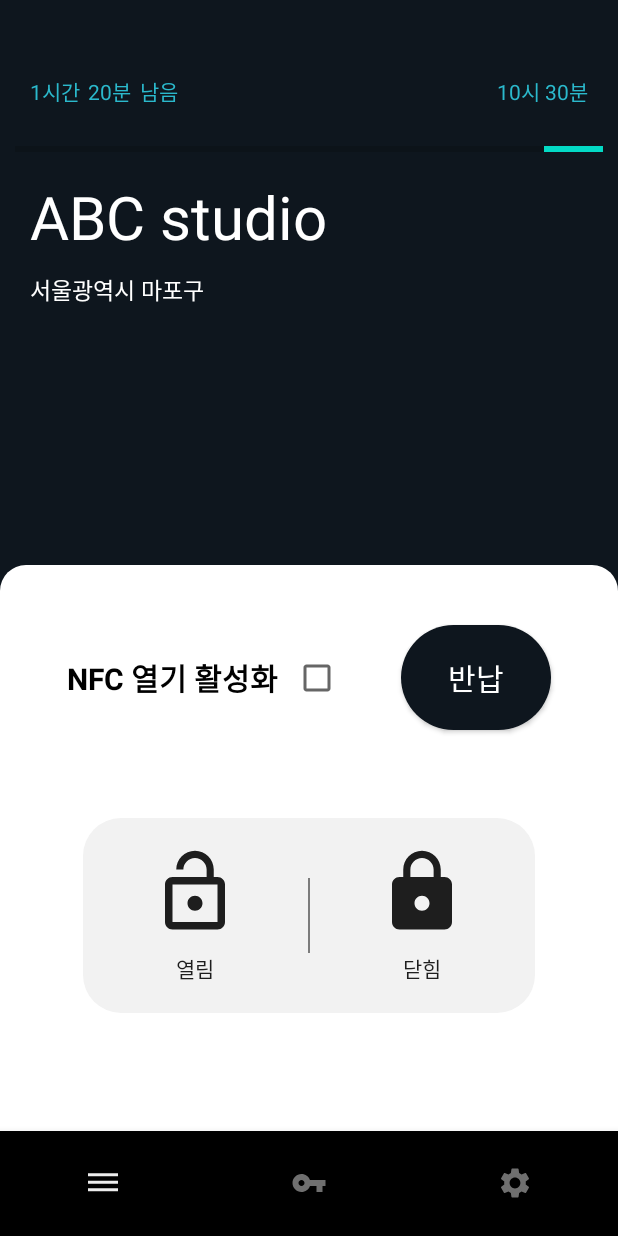
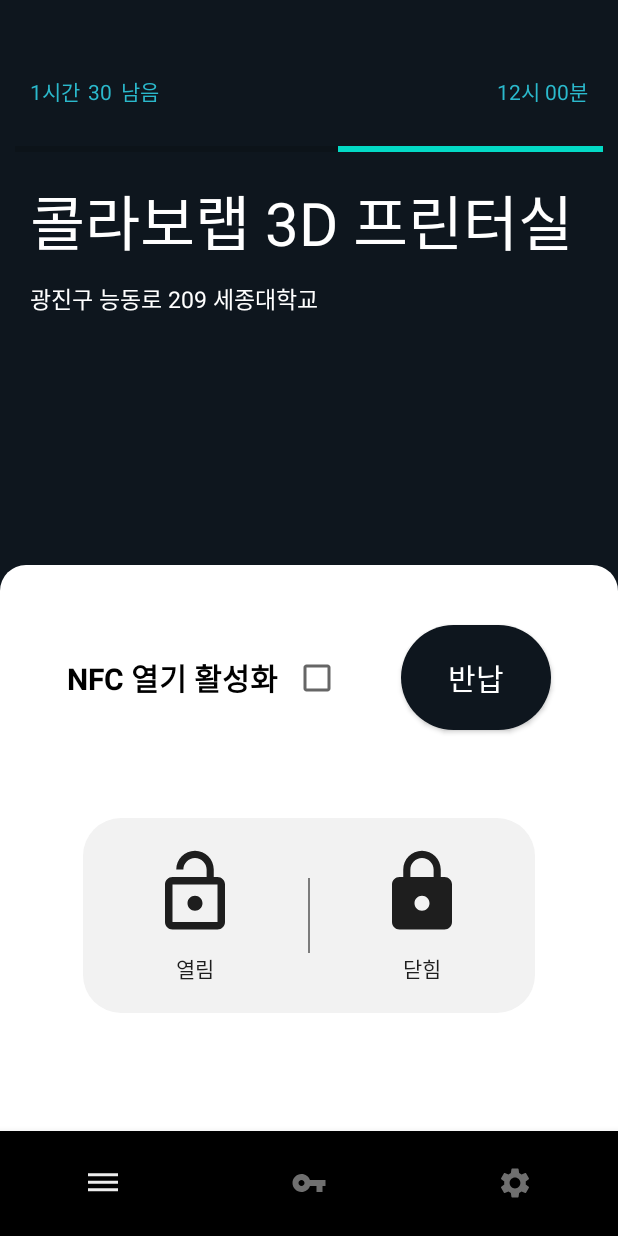
Before and after one commit to KOREAparksh/MakerThon, an Android app: the fragment FragmentSmartKey placed in its activity, on a phone screen of 412 x 824 dp. Run offline under Robolectric (Android 15) with nearby library versions, the phone set to English and light mode, and no system bars; our stand-ins replace Firebase (no records; nobody signed in at launch, a user with empty details on screens opened directly); 2 statements that could not run were skipped.

Commit message:
finish : 시연에 맞춘 구현완료

```diff
--- a/app/src/main/java/com/practice/yeonda_makerthon/FragmentSmartKey.java
+++ b/app/src/main/java/com/practice/yeonda_makerthon/FragmentSmartKey.java
@@ -2,6 +2,7 @@ package com.practice.yeonda_makerthon;
 
 import android.os.Bundle;
 
+import androidx.annotation.NonNull;
 import androidx.fragment.app.Fragment;
 
 import android.view.LayoutInflater;
@@ -13,7 +14,16 @@ import android.widget.LinearLayout;
 import android.widget.ProgressBar;
 import android.widget.TextView;
 
+import com.google.firebase.database.DataSnapshot;
+import com.google.firebase.database.DatabaseError;
+import com.google.firebase.database.DatabaseReference;
+import com.google.firebase.database.FirebaseDatabase;
+import com.google.firebase.database.ValueEventListener;
+
 import org.w3c.dom.Text;
+
+import java.text.SimpleDateFormat;
+import java.util.Date;
 
 public class FragmentSmartKey extends Fragment {
     View view;
@@ -26,6 +36,10 @@ public class FragmentSmartKey extends Fragment {
     private CheckBox nfcCheckBox;
     private LinearLayout openButton, closeButton;
 
+    FirebaseDatabase database;
+    DatabaseReference myRef;
+    DatabaseReference getRef;
+
 
     @Override
     public View onCreateView(LayoutInflater inflater, ViewGroup container,
@@ -34,6 +48,48 @@ public class FragmentSmartKey extends Fragment {
 
         initView();
 
+        myRef.addListenerForSingleValueEvent(new ValueEventListener() {
+            @Override
+            public void onDataChange(@NonNull DataSnapshot snapshot) {
+                endTime.setText(snapshot.child("current_key_holder").child("1").child("end_date").getValue().toString());
+                long now = System.currentTimeMillis();
+                // 현재시간을 date 변수에 저장한다.
+                Date date = new Date(now);
+                // 시간을 나타냇 포맷을 정한다 ( yyyy/MM/dd 같은 형태로 변형 가능 )
+                SimpleDateFormat sdfNow_h = new SimpleDateFormat("HH");
+                // nowDate 변수에 값을 저장한다.
+                String formatDate_h = sdfNow_h.format(date);
+                // 시간을 나타냇 포맷을 정한다 ( yyyy/MM/dd 같은 형태로 변형 가능 )
+                SimpleDateFormat sdfNow_m = new SimpleDateFormat("mm");
+                // nowDate 변수에 값을 저장한다.
+                String formatDate_m = sdfNow_m.format(date);
+
+                if(Integer.valueOf(formatDate_h)==11)
+                    remainTime_h.setText("0시간");
+                else
+                    remainTime_h.setText("1시간");
+
+                int remain_m = 60 - Integer.valueOf(formatDate_m);
+                remainTime_m.setText(String.valueOf(remain_m));
+
+            }
+            @Override
+            public void onCancelled(@NonNull DatabaseError error) {
+            }
+        });
+
+        openButton.setOnClickListener(new View.OnClickListener() {
+            @Override
+            public void onClick(View v) {
+                myRef.child("opening").setValue(false);
+            }
+        });
+        closeButton.setOnClickListener(new View.OnClickListener() {
+            @Override
+            public void onClick(View v) {
+                myRef.child("opening").setValue(true);
+            }
+        });
 
         return  view;
     }
@@ -49,5 +105,8 @@ public class FragmentSmartKey extends Fragment {
         nfcCheckBox = (CheckBox)view.findViewById(R.id.nfc_checkbox_smartKey);
         openButton = (LinearLayout)view.findViewById(R.id.open_button_smartKey);
         closeButton = (LinearLayout)view.findViewById(R.id.close_button_smartKey);
+
+        database = FirebaseDatabase.getInstance();
+        myRef = database.getReference("doorlocks").child("3");
     }
 }
--- a/app/src/main/res/layout/activity_reservation_setting.xml
+++ b/app/src/main/res/layout/activity_reservation_setting.xml
@@ -249,7 +249,7 @@
                     android:layout_width="wrap_content"
                     android:layout_height="wrap_content"
                     android:layout_marginLeft="5dp"
-                    android:text="30000"
+                    android:text="20000"
                     android:textSize="25dp"
                     android:textColor="@android:color/white"/>
                 <TextView
--- a/app/src/main/res/layout/fragment_smart_key.xml
+++ b/app/src/main/res/layout/fragment_smart_key.xml
@@ -30,7 +30,7 @@
                     android:id="@+id/remain_time_hour_smartKey"
                     android:layout_width="wrap_content"
                     android:layout_height="wrap_content"
-                    android:text="1시간"
+                    android:text="0시간"
                     android:textColor="@color/pointSkyblue" />
 
                 <TextView
@@ -38,7 +38,7 @@
                     android:layout_width="wrap_content"
                     android:layout_height="wrap_content"
                     android:layout_marginLeft="5dp"
-                    android:text="20분"
+                    android:text="50분"
                     android:textColor="@color/pointSkyblue" />
 
                 <TextView
@@ -61,7 +61,7 @@
                     android:id="@+id/end_time_smartKey"
                     android:layout_width="wrap_content"
                     android:layout_height="wrap_content"
-                    android:text="10시 30분"
+                    android:text="12시 00분"
                     android:textColor="@color/pointSkyblue" />
             </LinearLayout>
 
@@ -76,7 +76,7 @@
             android:layout_marginLeft="10dp"
             android:layout_marginRight="10dp"
             android:indeterminate="false"
-            android:progress="10"
+            android:progress="45"
             android:rotation="180" />
 
         <TextView
@@ -85,7 +85,7 @@
             android:layout_height="wrap_content"
             android:layout_marginTop="10dp"
             android:layout_marginLeft="20dp"
-            android:text="ABC studio"
+            android:text="콜라보랩 3D 프린터실"
             android:textSize="40dp"
             android:textColor="@android:color/white"/>
 
@@ -95,7 +95,7 @@
             android:layout_height="wrap_content"
             android:layout_marginTop="10dp"
             android:layout_marginLeft="20dp"
-            android:text="서울광역시 마포구"
+            android:text="광진구 능동로 209 세종대학교"
             android:textSize="15dp"
             android:textColor="@android:color/white"/>
 
```
Also changed, not shown: app/src/main/java/com/practice/yeonda_makerthon/ActivityReservationSetting.java (+11 -2 lines).
